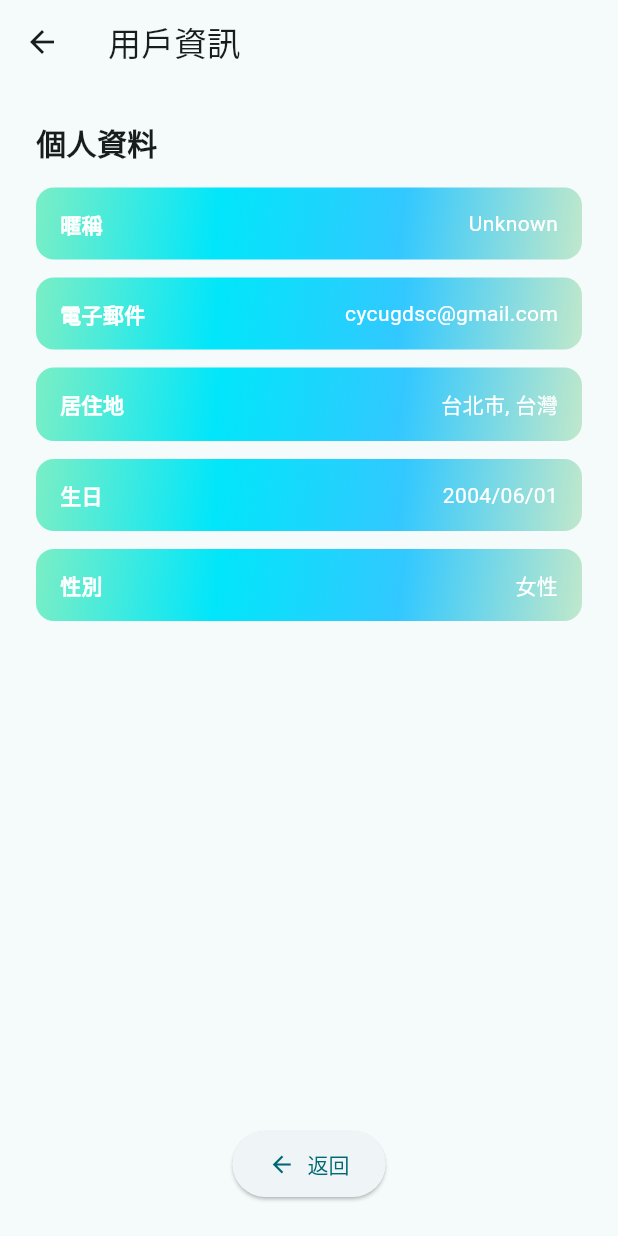
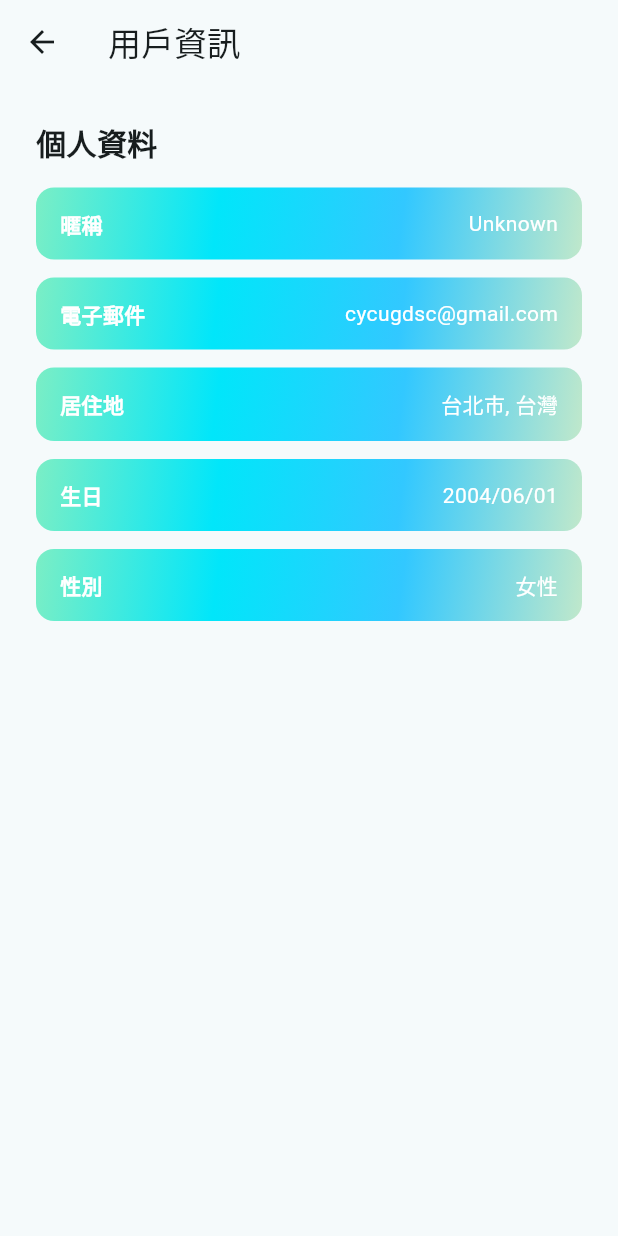
Before and after one commit to ja-errorpro/Wandering, a Flutter app: the UserInfoPage screen opened directly, on a phone screen of 412 x 824 dp. Run offline on Flutter 3.47's test engine with Material 3 defaults, Android fonts, the phone set to English and light mode, and no system bars; our stand-ins replace cloud_firestore, csv, firebase_auth, firebase_core, firebase_storage, fl_chart and 7 more; accounts and stored records are empty.

```diff
--- a/lib/page/user_info_page.dart
+++ b/lib/page/user_info_page.dart
@@ -35,16 +35,7 @@ class UserInfoPage extends StatelessWidget {
             _buildInfoTile('生日', userInfo['birthday']!),
             _buildInfoTile('性別', userInfo['gender']!),
             const Spacer(),
-            Center(
-              child: ElevatedButton.icon(
-                onPressed: () => Navigator.pop(context),
-                icon: const Icon(Icons.arrow_back),
-                label: const Text('返回'),
-                style: ElevatedButton.styleFrom(
-                  padding: const EdgeInsets.symmetric(horizontal: 24, vertical: 12),
-                ),
-              ),
-            ),
+
           ],
         ),
       ),
```
